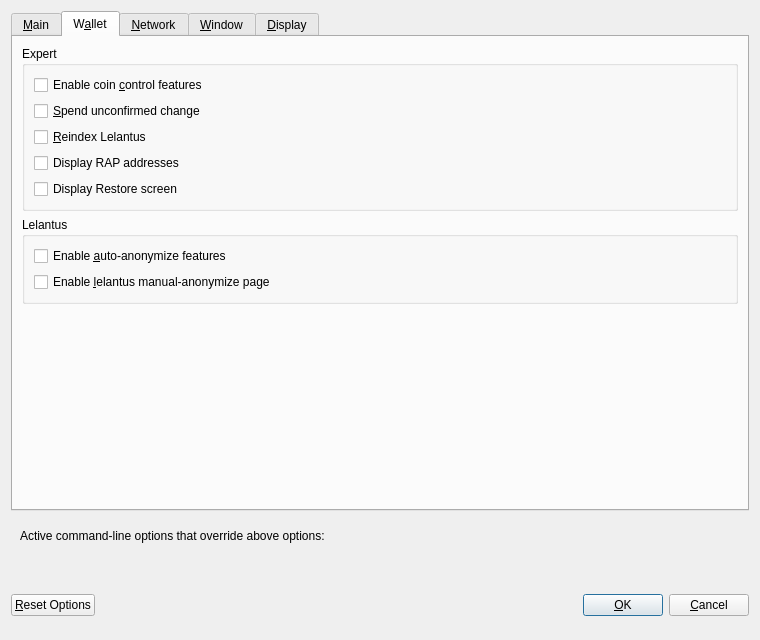
Old version of the form src/qt/forms/optionsdialog.ui in the repository firoorg/firo.
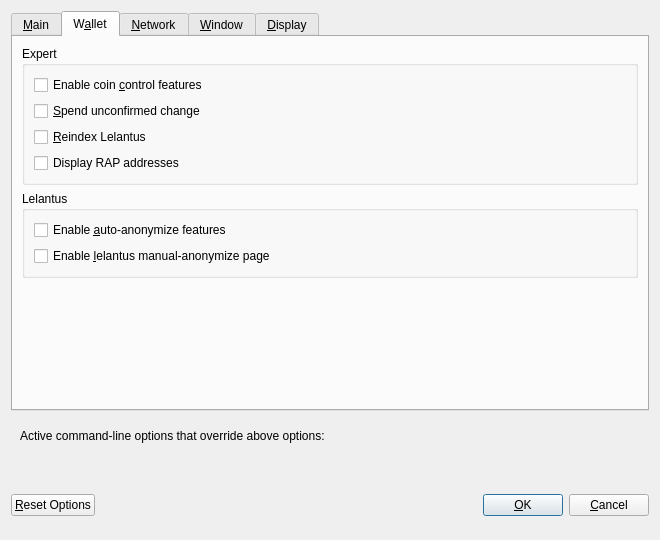
New version of the form. Custom widgets are drawn as their Qt base class.

```diff
--- a/src/qt/forms/optionsdialog.ui
+++ b/src/qt/forms/optionsdialog.ui
@@ -6,8 +6,8 @@
    <rect>
     <x>0</x>
     <y>0</y>
-    <width>760</width>
-    <height>640</height>
+    <width>660</width>
+    <height>540</height>
    </rect>
   </property>
   <property name="windowTitle">
@@ -183,16 +183,6 @@
              </property>
             </widget>
           </item>
-          <item>
-            <widget class="QCheckBox" name="enableRestoreScreen">
-             <property name="toolTip">
-                <string>Whether to show Restore screen or not.</string>
-             </property>
-             <property name="text">
-                <string>Display Restore screen</string>
-             </property>
-            </widget>
-          </item>
          </layout>
         </widget>
        </item>
```
